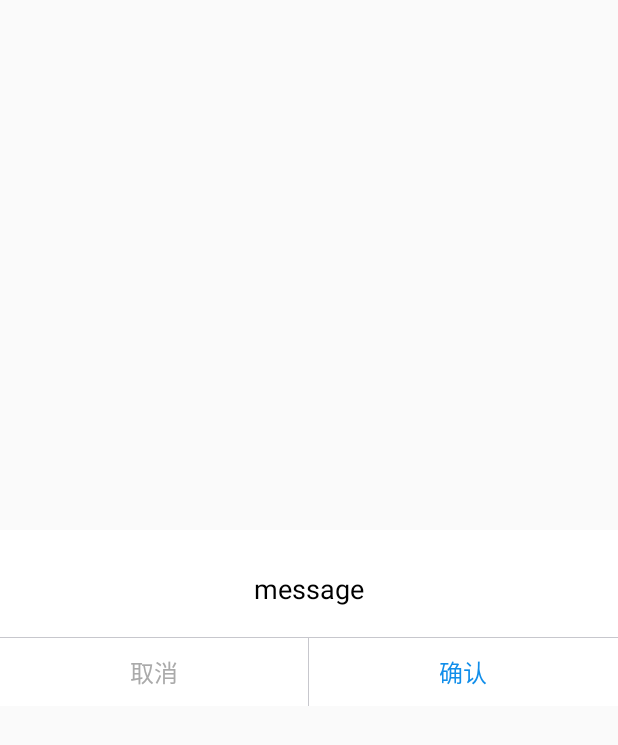
After one commit to sunpan3213/MVVM, an Android app: the layout dialog_common.xml on its own in the app's theme, with its tools: preview values and no code run, on a phone screen of 412 x 824 dp. The commit adds this screen. Shown: the top 745 px of the screen. Run offline under Robolectric (Android 15) with nearby library versions, the phone set to English and light mode, and no system bars; network calls fail.

Commit message:
添加3个工具

```diff
--- a/app/build.gradle
+++ b/app/build.gradle
@@ -20,11 +20,15 @@ android {
             proguardFiles getDefaultProguardFile('proguard-android.txt'), 'proguard-rules.pro'
         }
     }
+    packagingOptions {
+        exclude 'META-INF/atomicfu.kotlin_module'
+    }
 }
 
 dependencies {
     implementation fileTree(include: ['*.jar'], dir: 'libs')
     implementation "org.jetbrains.kotlin:kotlin-stdlib-jdk7:$kotlin_version"
+    implementation "org.jetbrains.kotlinx:kotlinx-coroutines-core:1.2.0"
     implementation 'com.android.support:appcompat-v7:28.0.0'
     implementation 'com.android.support.constraint:constraint-layout:1.1.3'
     testImplementation 'junit:junit:4.12'
--- a/app/src/main/java/com/zkxl/www/mvvm/MyApp.kt
+++ b/app/src/main/java/com/zkxl/www/mvvm/MyApp.kt
@@ -8,8 +8,13 @@ import com.zkxl.www.mvvm.model.RetrofitUtils
  */
 class MyApp :Application(){
 
+    companion object{
+        lateinit var app:Application
+    }
+
     override fun onCreate() {
         super.onCreate()
+        app = this
         RetrofitUtils.init()
     }
 }
--- a/app/src/main/java/com/zkxl/www/mvvm/view/MainActivity.kt
+++ b/app/src/main/java/com/zkxl/www/mvvm/view/MainActivity.kt
@@ -17,6 +17,7 @@ class MainActivity : BaseActivity() {
     override fun getLayoutId(): Int {
         return R.layout.activity_main
     }
+
 
     override fun initData() {
         model = ViewModelProviders.of(this).get(TestViewModel::class.java)
--- /dev/null
+++ b/app/src/main/res/anim/actionsheet_dialog_in.xml
@@ -0,0 +1,5 @@
+<?xml version="1.0" encoding="utf-8"?>
+<translate xmlns:android="http://schemas.android.com/apk/res/android"
+    android:duration="200"
+    android:fromYDelta="100%"
+    android:toYDelta="0" />
--- /dev/null
+++ b/app/src/main/res/anim/actionsheet_dialog_out.xml
@@ -0,0 +1,5 @@
+<?xml version="1.0" encoding="utf-8"?>
+<translate xmlns:android="http://schemas.android.com/apk/res/android"
+    android:duration="200"
+    android:fromYDelta="0"
+    android:toYDelta="100%" />
--- /dev/null
+++ b/app/src/main/res/layout/dialog_common.xml
@@ -0,0 +1,70 @@
+<?xml version="1.0" encoding="utf-8"?>
+<RelativeLayout xmlns:android="http://schemas.android.com/apk/res/android"
+                android:layout_width="match_parent"
+                android:layout_height="match_parent">
+
+    <LinearLayout
+            android:layout_width="match_parent"
+            android:layout_height="wrap_content"
+            android:layout_centerInParent="true"
+            android:background="#fff"
+            android:orientation="vertical">
+
+        <TextView
+                android:id="@+id/tv_message"
+                android:layout_width="match_parent"
+                android:layout_height="wrap_content"
+                android:layout_gravity="center"
+                android:layout_marginBottom="30px"
+                android:layout_marginTop="40px"
+                android:ellipsize="end"
+                android:gravity="center"
+                android:paddingLeft="15dp"
+                android:paddingRight="15dp"
+                android:text="message"
+                android:textColor="#000"
+                android:textSize="18sp"
+        />
+
+        <View
+                android:layout_width="match_parent"
+                android:layout_height="1px"
+                android:background="#c7c7cd"/>
+
+        <LinearLayout
+                android:layout_width="match_parent"
+                android:layout_height="45dp"
+                android:orientation="horizontal">
+
+            <Button
+                    android:id="@+id/no"
+                    android:layout_width="0dp"
+                    android:layout_height="45dp"
+                    android:layout_weight="1"
+                    android:background="@null"
+                    android:gravity="center"
+                    android:singleLine="true"
+                    android:text="取消"
+                    android:textColor="#aaaaaa"
+                    android:textSize="16sp"/>
+
+            <View
+                    android:layout_width="1px"
+                    android:layout_height="match_parent"
+                    android:background="#c7c7cd"/>
+
+            <Button
+                    android:id="@+id/yes"
+                    android:layout_width="0dp"
+                    android:layout_height="45dp"
+                    android:layout_weight="1"
+                    android:background="@null"
+                    android:gravity="center"
+                    android:singleLine="true"
+                    android:text="确认"
+                    android:textColor="#118eea"
+                    android:textSize="16sp"/>
+        </LinearLayout>
+    </LinearLayout>
+
+</RelativeLayout>
--- a/build.gradle
+++ b/build.gradle
@@ -1,13 +1,13 @@
 // Top-level build file where you can add configuration options common to all sub-projects/modules.
 
 buildscript {
-    ext.kotlin_version = '1.3.11'
+    ext.kotlin_version = '1.3.30'
     repositories {
         google()
         jcenter()
     }
     dependencies {
-        classpath 'com.android.tools.build:gradle:3.2.0'
+        classpath 'com.android.tools.build:gradle:3.4.0'
         classpath "org.jetbrains.kotlin:kotlin-gradle-plugin:$kotlin_version"
 
         // NOTE: Do not place your application dependencies here; they belong
```
Also changed, not shown: app/src/main/java/com/zkxl/www/mvvm/utils/DialogUtils.kt (added, +53 -0 lines), app/src/main/java/com/zkxl/www/mvvm/utils/MD5Utils.kt (added, +27 -0 lines), app/src/main/java/com/zkxl/www/mvvm/utils/SPUtils.kt (added, +36 -0 lines), app/src/main/res/values/styles.xml (+23 -0 lines), gradle/wrapper/gradle-wrapper.properties.
